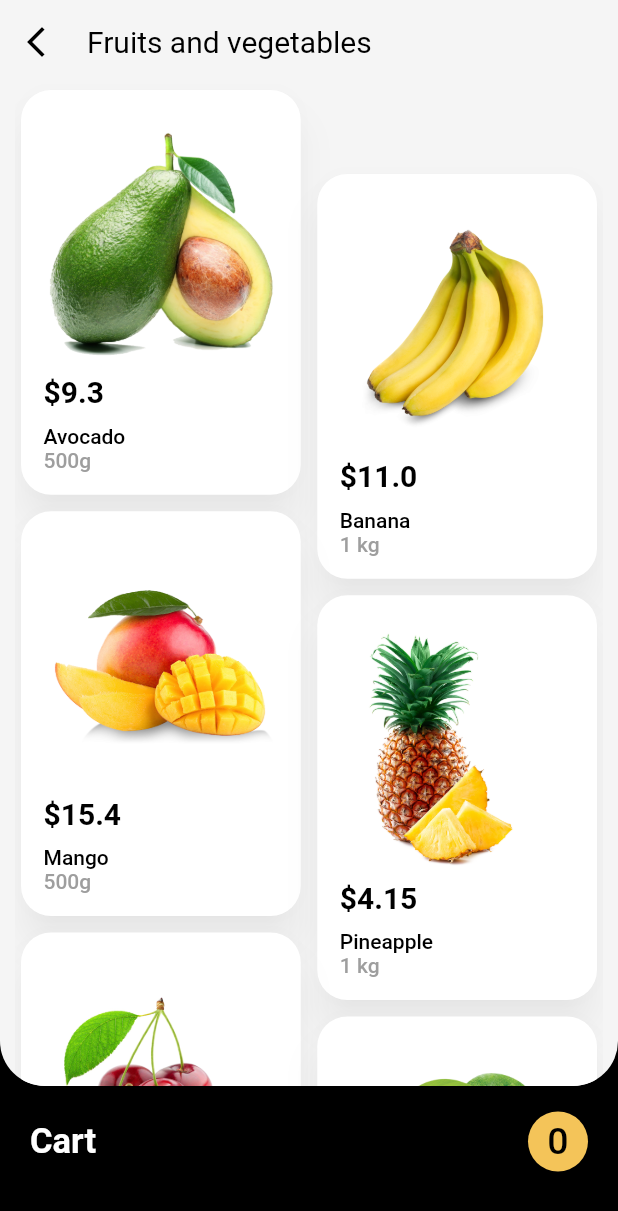
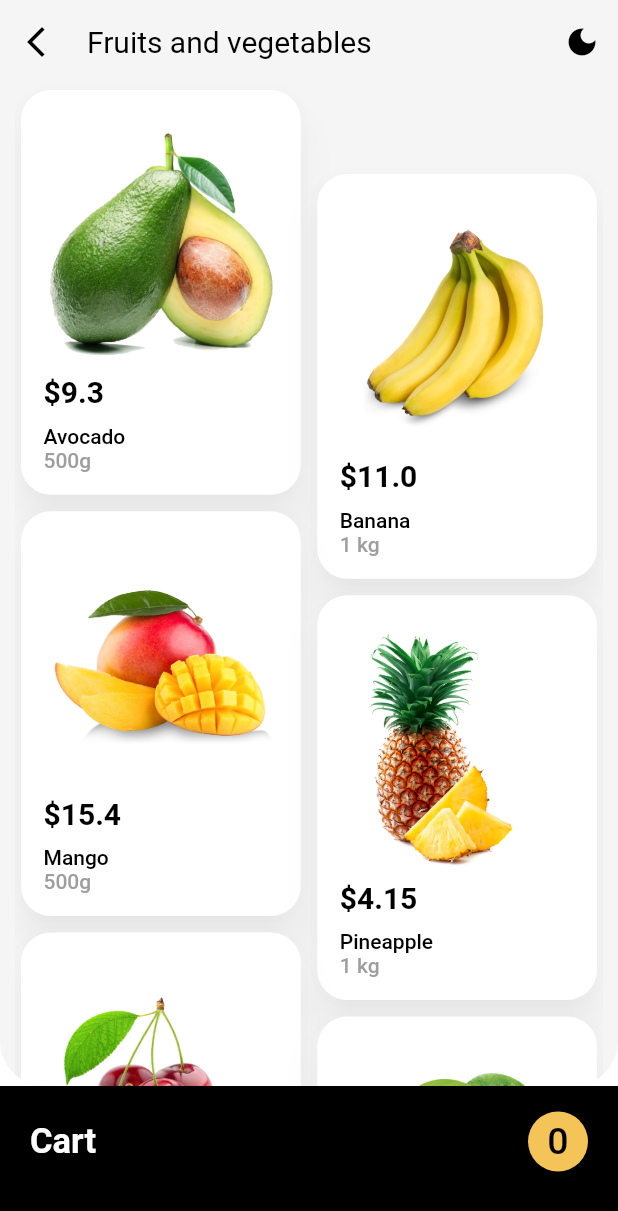
Before and after one commit to jesuspedge/grocery_example_app, a Flutter app: the screen it shows after launch, on a phone screen of 412 x 824 dp. Shown: the top 1211 px of the screen. Run offline on Flutter 3.47's test engine with Material 2 defaults, Android fonts, the phone set to English and light mode, and no system bars.

Commit message:
adding theme controller and converting data repository to package

```diff
--- a/lib/app/app.dart
+++ b/lib/app/app.dart
@@ -1 +1,2 @@
 export 'view/app.view.dart';
+export 'bloc/app_bloc.dart';
--- /dev/null
+++ b/lib/app/bloc/app_bloc.dart
@@ -0,0 +1,16 @@
+import 'package:flutter/material.dart';
+
+enum AppThemeState { light, dark }
+
+class AppBloc with ChangeNotifier {
+  AppThemeState appThemeState = AppThemeState.light;
+
+  void changeTheme() {
+    if (appThemeState == AppThemeState.light) {
+      appThemeState = AppThemeState.dark;
+    } else {
+      appThemeState = AppThemeState.light;
+    }
+    notifyListeners();
+  }
+}
--- a/lib/app/view/app.view.dart
+++ b/lib/app/view/app.view.dart
@@ -1,5 +1,8 @@
 import 'package:flutter/material.dart';
+import 'package:grocery_store_app/app/app.dart';
 import 'package:grocery_store_app/home/home.dart';
+import 'package:grocery_store_app/providers/providers.dart';
+import 'package:grocery_store_app/theme.dart';
 
 class App extends StatelessWidget {
   const App({Key? key}) : super(key: key);
@@ -10,14 +13,32 @@ class App extends StatelessWidget {
   }
 }
 
-class AppView extends StatelessWidget {
+class AppView extends StatefulWidget {
   const AppView({Key? key}) : super(key: key);
 
   @override
+  State<AppView> createState() => _AppViewState();
+}
+
+class _AppViewState extends State<AppView> {
+  final appBloc = AppBloc();
+
+  @override
   Widget build(BuildContext context) {
-    return const MaterialApp(
-      debugShowCheckedModeBanner: false,
-      home: HomePage(),
+    return AppProvider(
+      bloc: appBloc,
+      child: AnimatedBuilder(
+        animation: appBloc,
+        builder: (context, _) {
+          return MaterialApp(
+            debugShowCheckedModeBanner: false,
+            theme: appBloc.appThemeState == AppThemeState.light
+                ? lightTheme
+                : darkTheme,
+            home: const HomePage(),
+          );
+        },
+      ),
     );
   }
 }
--- a/lib/data_repository/data_repository.dart
+++ /dev/null
@@ -1 +0,0 @@
-export 'grocery_products/grocery_products.dart';
--- a/lib/home/bloc/home_bloc.dart
+++ b/lib/home/bloc/home_bloc.dart
@@ -1,5 +1,5 @@
 import 'package:flutter/material.dart';
-import 'package:grocery_store_app/data_repository/data_repository.dart';
+import 'package:data_repository/data_repository.dart';
 
 enum HomeState { list, details, cart }
 
--- a/lib/home/view/home_page.dart
+++ b/lib/home/view/home_page.dart
@@ -1,9 +1,8 @@
 import 'package:flutter/material.dart';
+import 'package:grocery_store_app/app/app.dart';
 import 'package:grocery_store_app/home/home.dart';
 import 'package:grocery_store_app/providers/providers.dart';
 
-const Color _listBackgroundColor = Color(0xFFF5F5F5);
-const Color _backgroundColor = Colors.black;
 const cartBarHeight = 100.0;
 const _panelTransitionDuration = Duration(milliseconds: 500);
 
@@ -62,7 +61,7 @@ class _HomePageState extends State<HomePage> {
           animation: homeBloc,
           builder: (context, _) {
             return Scaffold(
-              backgroundColor: _backgroundColor,
+              backgroundColor: Colors.transparent,
               body: SafeArea(
                 child: Stack(
                   children: [
@@ -77,10 +76,11 @@ class _HomePageState extends State<HomePage> {
                         borderRadius: const BorderRadius.vertical(
                             bottom: Radius.circular(30)),
                         child: Container(
-                          decoration: const BoxDecoration(
-                            color: _listBackgroundColor,
+                          decoration: BoxDecoration(
+                            color: Theme.of(context).primaryColor,
                           ),
-                          child: const GroceryStoreList(),
+                          // ignore: prefer_const_constructors
+                          child: GroceryStoreList(),
                         ),
                       ),
                     ),
@@ -94,7 +94,7 @@ class _HomePageState extends State<HomePage> {
                       child: GestureDetector(
                         onVerticalDragUpdate: _onVerticalGesture,
                         child: Container(
-                          color: _backgroundColor,
+                          color: Colors.black,
                           child: Column(
                             children: [
                               AnimatedSwitcher(
@@ -230,25 +230,38 @@ class _AppGroceryAppBarr extends StatelessWidget {
 
   @override
   Widget build(BuildContext context) {
+    final appBloc = AppProvider.of(context)!.bloc;
     return Container(
       height: kToolbarHeight,
-      color: _listBackgroundColor,
+      color: Theme.of(context).primaryColor,
       child: Row(
         children: [
           IconButton(
             onPressed: () {},
-            icon: const Icon(
+            icon: Icon(
               Icons.arrow_back_ios_new,
-              color: Colors.black,
+              color: Theme.of(context).dividerColor,
             ),
           ),
           const SizedBox(width: 10),
-          const Expanded(
+          Expanded(
             child: Text(
               'Fruits and vegetables',
-              style: TextStyle(color: Colors.black, fontSize: 20),
+              style: TextStyle(
+                  color: Theme.of(context).dividerColor, fontSize: 20),
             ),
           ),
+          IconButton(
+            onPressed: () {
+              appBloc.changeTheme();
+            },
+            icon: Icon(
+              appBloc.appThemeState == AppThemeState.light
+                  ? Icons.dark_mode
+                  : Icons.light_mode,
+              color: Theme.of(context).dividerColor,
+            ),
+          )
         ],
       ),
     );
--- a/lib/home/view/widgets/fruit_details.dart
+++ b/lib/home/view/widgets/fruit_details.dart
@@ -1,5 +1,5 @@
 import 'package:flutter/material.dart';
-import 'package:grocery_store_app/data_repository/data_repository.dart';
+import 'package:data_repository/data_repository.dart';
 import 'package:grocery_store_app/home/home.dart';
 
 class FruitDetails extends StatefulWidget {
@@ -28,18 +28,18 @@ class _FruitDetailsState extends State<FruitDetails> {
   @override
   Widget build(BuildContext context) {
     return Scaffold(
-      backgroundColor: Colors.white,
+      backgroundColor: Theme.of(context).cardColor,
       appBar: AppBar(
         leading: IconButton(
           onPressed: () {
             Navigator.of(context).pop();
           },
-          icon: const Icon(
+          icon: Icon(
             Icons.arrow_back_ios_new,
-            color: Colors.black,
+            color: Theme.of(context).dividerColor,
           ),
         ),
-        backgroundColor: Colors.white,
+        backgroundColor: Theme.of(context).cardColor,
         elevation: 0,
       ),
       body: Column(
@@ -51,6 +51,7 @@ class _FruitDetailsState extends State<FruitDetails> {
                     child: Padding(
                   padding: const EdgeInsets.symmetric(horizontal: 20),
                   child: SingleChildScrollView(
+                    physics: const BouncingScrollPhysics(),
                     child: Column(
                       crossAxisAlignment: CrossAxisAlignment.stretch,
                       children: [
@@ -68,7 +69,7 @@ class _FruitDetailsState extends State<FruitDetails> {
                               .textTheme
                               .headlineMedium!
                               .copyWith(
-                                  color: Colors.black,
+                                  color: Theme.of(context).dividerColor,
                                   fontWeight: FontWeight.bold),
                         ),
                         Text(
@@ -105,7 +106,7 @@ class _FruitDetailsState extends State<FruitDetails> {
                                   .textTheme
                                   .headlineMedium!
                                   .copyWith(
-                                      color: Colors.black,
+                                      color: Theme.of(context).dividerColor,
                                       fontWeight: FontWeight.bold),
                             ),
                           ],
@@ -117,7 +118,7 @@ class _FruitDetailsState extends State<FruitDetails> {
                               .textTheme
                               .titleLarge!
                               .copyWith(
-                                  color: Colors.black,
+                                  color: Theme.of(context).dividerColor,
                                   fontWeight: FontWeight.bold),
                         ),
                         const SizedBox(height: 5),
@@ -127,7 +128,7 @@ class _FruitDetailsState extends State<FruitDetails> {
                           style: Theme.of(context)
                               .textTheme
                               .bodyMedium!
-                              .copyWith(color: Colors.black),
+                              .copyWith(color: Theme.of(context).dividerColor),
                         ),
                       ],
                     ),
@@ -146,7 +147,7 @@ class _FruitDetailsState extends State<FruitDetails> {
                     onPressed: () {},
                     icon: const Icon(
                       Icons.favorite_border_rounded,
-                      color: Colors.black26,
+                      color: Colors.grey,
                     ),
                   ),
                 ),
--- a/lib/home/view/widgets/grocery_store_list.dart
+++ b/lib/home/view/widgets/grocery_store_list.dart
@@ -39,7 +39,7 @@ class GroceryStoreList extends StatelessWidget {
             },
             child: Card(
               elevation: 10.0,
-              shadowColor: Colors.black26,
+              shadowColor: Theme.of(context).shadowColor,
               shape: RoundedRectangleBorder(
                   borderRadius: BorderRadius.circular(20)),
               child: Padding(
@@ -59,9 +59,9 @@ class GroceryStoreList extends StatelessWidget {
                     ),
                     Text(
                       '\$${fruit.price}',
-                      style: const TextStyle(
+                      style: TextStyle(
                           fontWeight: FontWeight.bold,
-                          color: Colors.black,
+                          color: Theme.of(context).dividerColor,
                           fontSize: 20),
                     ),
                     const SizedBox(
@@ -69,9 +69,9 @@ class GroceryStoreList extends StatelessWidget {
                     ),
                     Text(
                       fruit.name,
-                      style: const TextStyle(
+                      style: TextStyle(
                           fontWeight: FontWeight.w500,
-                          color: Colors.black,
+                          color: Theme.of(context).dividerColor,
                           fontSize: 14),
                     ),
                     Text(
--- /dev/null
+++ b/lib/providers/app_provider/app_provider.dart
@@ -0,0 +1,17 @@
+import 'package:flutter/material.dart';
+import 'package:grocery_store_app/app/app.dart';
+
+class AppProvider extends InheritedWidget {
+  const AppProvider({super.key, required this.bloc, required this.child})
+      : super(child: child);
+
+  final AppBloc bloc;
+  // ignore: annotate_overrides, overridden_fields
+  final Widget child;
+
+  static AppProvider? of(BuildContext context) =>
+      context.dependOnInheritedWidgetOfExactType<AppProvider>();
+
+  @override
+  bool updateShouldNotify(InheritedWidget oldWidget) => true;
+}
--- a/lib/providers/providers.dart
+++ b/lib/providers/providers.dart
@@ -1 +1,2 @@
 export 'grocery_provider/grocery_provider.dart';
+export 'app_provider/app_provider.dart';
--- /dev/null
+++ b/lib/theme.dart
@@ -0,0 +1,13 @@
+import 'package:flutter/material.dart';
+
+final lightTheme = ThemeData(
+    primaryColor: const Color(0xFFF5F5F5),
+    cardColor: Colors.white,
+    shadowColor: Colors.black26,
+    dividerColor: Colors.black);
+
+final darkTheme = ThemeData(
+    primaryColor: const Color(0xFF303030),
+    cardColor: Colors.black,
+    shadowColor: Colors.transparent,
+    dividerColor: Colors.white);
--- /dev/null
+++ b/packages/data_repository/lib/data_repository.dart
@@ -0,0 +1 @@
+export 'src/grocery_products/grocery_products.dart';
```
Also changed, not shown: packages/data_repository/pubspec.yaml (added, +15 -0 lines), pubspec.yaml (+6 -38 lines), packages/data_repository/lib/src/grocery_products/grocery_products.dart (renamed from lib/data_repository/grocery_products/grocery_products.dart), pubspec.lock.
